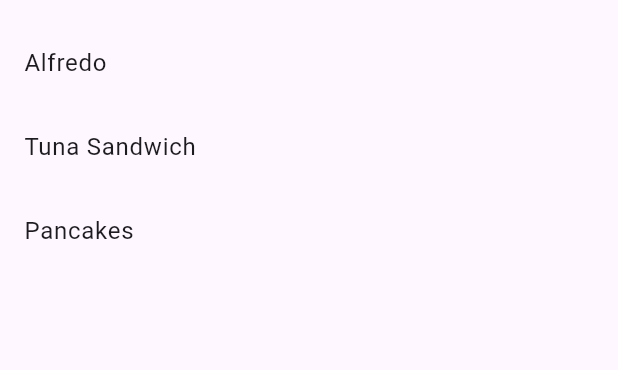
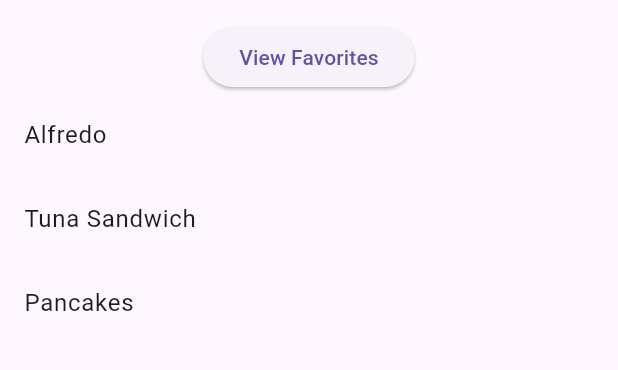
Before and after one commit to nuhs101/recipe_book, a Flutter app: the screen it shows after launch, on a phone screen of 412 x 824 dp, the part 63-433 px from its top. Run offline on Flutter 3.47's test engine with Material 3 defaults, Android fonts, the phone set to English and light mode, and no system bars.

Commit message:
Home screen favorite button

```diff
--- a/lib/details_screen.dart
+++ b/lib/details_screen.dart
@@ -50,10 +50,10 @@ class _DetailsScreenState extends State<DetailsScreen> {
             SizedBox(height: 20),
             ElevatedButton(
               onPressed: _toggleFavorite,
-              child: Text(_isFavorite ? 'Unfavorite' : 'Add to Favorites'),
               style: ElevatedButton.styleFrom(
                 backgroundColor: _isFavorite ? Colors.red : Colors.green,
               ),
+              child: Text(_isFavorite ? 'Unfavorite' : 'Add to Favorites'),
             ),
           ],
         ),
--- a/lib/home_screen.dart
+++ b/lib/home_screen.dart
@@ -1,7 +1,15 @@
 import 'package:flutter/material.dart';
 import 'details_screen.dart';
+import 'favorites_screen.dart';
 
-class HomeScreen extends StatelessWidget {
+class HomeScreen extends StatefulWidget {
+  const HomeScreen({super.key});
+
+  @override
+  State<HomeScreen> createState() => _HomeScreenState();
+}
+
+class _HomeScreenState extends State<HomeScreen> {
   final List<Map<String, String>> recipes = [
     {
       'name': 'Alfredo',
@@ -20,13 +28,38 @@ class HomeScreen extends StatelessWidget {
     },
   ];
 
-  HomeScreen({super.key});
+  List<Map<String, String>> favoriteRecipes = [];
+
+  void toggleFavorite(Map<String, String> recipe) {
+    setState(() {
+      if (favoriteRecipes.contains(recipe)) {
+        favoriteRecipes.remove(recipe);
+      } else {
+        favoriteRecipes.add(recipe);
+      }
+    });
+  }
 
   @override
   Widget build(BuildContext context) {
     return Scaffold(
       appBar: AppBar(title: Text('Recipe Book')),
-      body: ListView.builder(
+      body: Column(
+        children: [
+          ElevatedButton(
+            onPressed: () {
+              Navigator.push(
+                context,
+                MaterialPageRoute(
+                  builder:
+                      (context) => FavoritesScreen(favorites: favoriteRecipes),
+                ),
+              );
+            },
+            child: Text('View Favorites'),
+          ),
+          Expanded(
+            child: ListView.builder(
               itemCount: recipes.length,
               itemBuilder: (context, index) {
                 return ListTile(
@@ -35,13 +68,23 @@ class HomeScreen extends StatelessWidget {
                     Navigator.push(
                       context,
                       MaterialPageRoute(
-                  builder: (context) => DetailsScreen(recipe: recipes[index]),
+                        builder:
+                            (context) => DetailsScreen(
+                              recipe: recipes[index],
+                              onFavoriteToggle: toggleFavorite,
+                              isFavorite: favoriteRecipes.contains(
+                                recipes[index],
+                              ),
+                            ),
                       ),
                     );
                   },
                 );
               },
             ),
+          ),
+        ],
+      ),
     );
   }
 }
```
Lines whose indentation alone changed are shown as unchanged.
